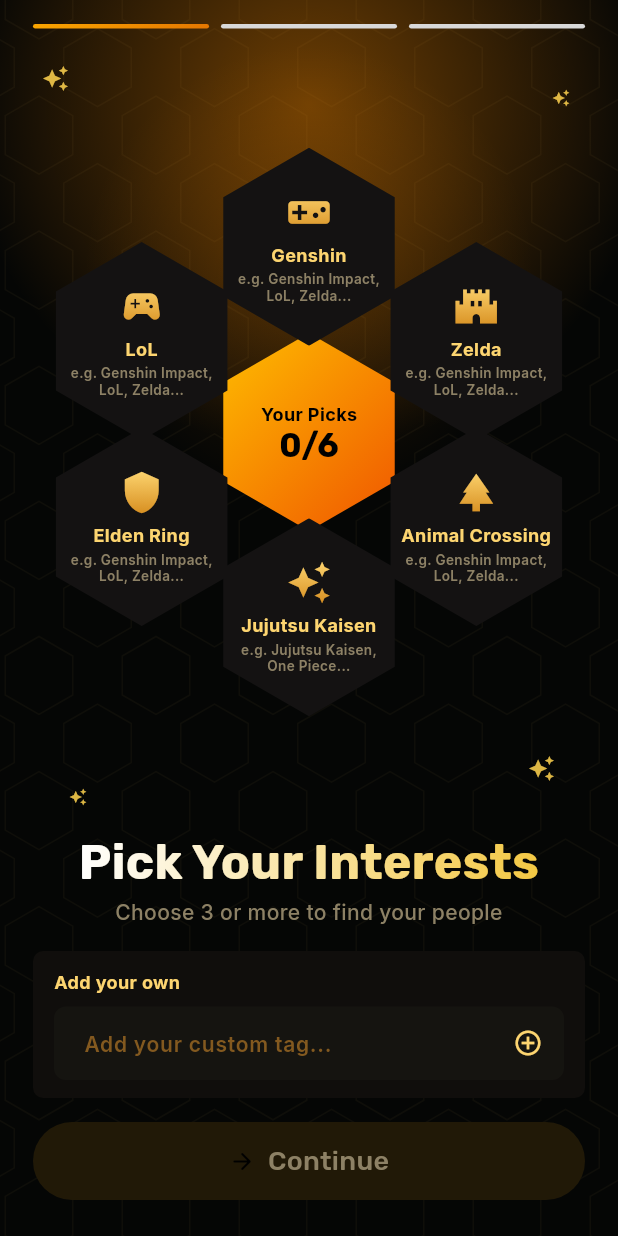
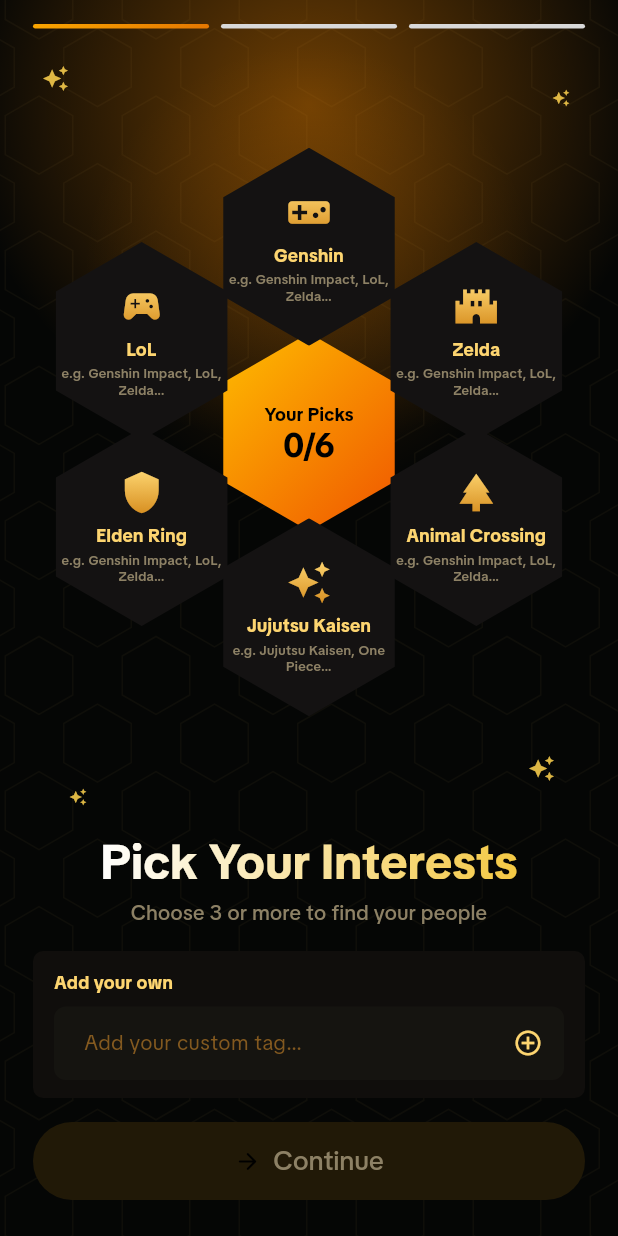
Before and after one commit to GuGuYou/GoogleConnectTheWorld, a Flutter app: the AvatarCustomizePage screen opened by its route, after a tap on "Save Avatar & Pick Interests", on a phone screen of 412 x 824 dp. Run offline on Flutter 3.47's test engine with Material 3 defaults, Android fonts, the phone set to English and light mode, and no system bars; our stand-ins replace flutter_animate, flutter_riverpod, geolocator, go_router, google_fonts, google_maps_flutter and 2 more; missing offline and left inert: dart:js_interop; accounts and stored records are empty; network calls fail.

Commit message:
Adopt real TikTok Sans (variable) as the display/brand font
The Figma redesign specs TikTok Display / TikTok Sans Display; bundle
the actual OFL variable font (wght 300-900, opsz/wdth/slnt) from the
TikTokSans source repo instead of the Rubik/Inter substitutes.

- assets/fonts/TikTokSans.ttf (+ OFL license), declared in pubspec
- AppTextStyles: single tt() builder on family "TikTok Sans"; weight
  driven by fontWeight so the variable wght axis maps correctly and
  call-site copyWith(fontWeight:) keeps working
- AppTheme: textTheme/appbar/input hint use TikTok Sans
- No explicit fontFamilyFallback: TikTok Sans has no CJK glyphs and the
  engine auto-fallback covers Chinese; naming unavailable families
  (PingFang SC on web) broke that chain and rendered tofu

Verified on flutter web: Latin renders in TikTok Sans at correct
weights; Chinese renders fully via fallback. onboarding_page keeps its
own google_fonts (out of redesign scope).

Co-Authored-By: Claude Fable 5 <noreply@anthropic.com>

```diff
--- a/lib/core/theme/app_text_styles.dart
+++ b/lib/core/theme/app_text_styles.dart
@@ -1,67 +1,61 @@
 import 'package:flutter/material.dart';
-import 'package:google_fonts/google_fonts.dart';
 
 import 'app_colors.dart';
 
-/// Figma spec fonts are TikTok Display / TikTok Sans Display (display) and
-/// PingFang SC (body) — neither ships via google_fonts, so we substitute
-/// Rubik (display) and Inter (body); CJK falls back to the system font.
+/// TikTok Sans (variable) is the Figma redesign's display/brand font.
+/// It has no CJK glyphs, so Chinese falls back to the system font.
+///
+/// The `wght` axis is driven by [TextStyle.fontWeight] (Flutter maps it to
+/// the variable axis), so `style.copyWith(fontWeight: …)` at call sites keeps
+/// working — no manual `fontVariations` that copyWith would fail to update.
 class AppTextStyles {
   AppTextStyles._();
 
-  static TextStyle display(BuildContext context) => GoogleFonts.rubik(
-        fontSize: 36,
-        fontWeight: FontWeight.w700,
-        color: AppColors.textPrimary,
-        height: 1.1,
-      );
+  static const String fontFamily = 'TikTok Sans';
 
-  static TextStyle h1 = GoogleFonts.rubik(
-    fontSize: 26,
-    fontWeight: FontWeight.w700,
-    color: AppColors.textPrimary,
-  );
+  static TextStyle tt({
+    required double size,
+    FontWeight weight = FontWeight.w400,
+    Color color = AppColors.textPrimary,
+    double? height,
+    double? letterSpacing,
+  }) {
+    // No explicit fontFamilyFallback: TikTok Sans has no CJK glyphs, and the
+    // engine's automatic fallback covers Chinese. Naming unavailable families
+    // (e.g. PingFang SC on web) breaks that chain and renders tofu.
+    return TextStyle(
+      fontFamily: fontFamily,
+      fontSize: size,
+      color: color,
+      height: height,
+      letterSpacing: letterSpacing,
+      fontWeight: weight,
+    );
+  }
 
-  static TextStyle h2 = GoogleFonts.rubik(
-    fontSize: 24,
-    fontWeight: FontWeight.w700,
-    color: AppColors.textPrimary,
-  );
+  static TextStyle display(BuildContext context) =>
+      tt(size: 36, weight: FontWeight.w700, height: 1.1);
 
-  static TextStyle title = GoogleFonts.inter(
-    fontSize: 16,
-    fontWeight: FontWeight.w700,
-    color: AppColors.textPrimary,
-  );
+  static TextStyle h1 = tt(size: 26, weight: FontWeight.w700);
 
-  static TextStyle body = GoogleFonts.inter(
-    fontSize: 14,
-    fontWeight: FontWeight.w500,
-    color: AppColors.textMuted,
-    height: 1.45,
-  );
+  static TextStyle h2 = tt(size: 24, weight: FontWeight.w700);
 
-  static TextStyle bodyStrong = GoogleFonts.inter(
-    fontSize: 14,
-    fontWeight: FontWeight.w700,
-    color: AppColors.textPrimary,
-  );
+  static TextStyle title = tt(size: 16, weight: FontWeight.w700);
 
-  static TextStyle caption = GoogleFonts.inter(
-    fontSize: 12,
-    fontWeight: FontWeight.w600,
-    color: AppColors.textMuted,
-  );
+  static TextStyle body =
+      tt(size: 14, weight: FontWeight.w500, color: AppColors.textMuted, height: 1.45);
 
-  static TextStyle number = GoogleFonts.rubik(
-    fontSize: 20,
-    fontWeight: FontWeight.w700,
-    color: AppColors.neonYellow,
-  );
+  static TextStyle bodyStrong = tt(size: 14, weight: FontWeight.w700);
 
-  static TextStyle button = GoogleFonts.rubik(
-    fontSize: 18,
-    fontWeight: FontWeight.w500,
+  static TextStyle caption =
+      tt(size: 12, weight: FontWeight.w600, color: AppColors.textMuted);
+
+  static TextStyle number =
+      tt(size: 20, weight: FontWeight.w700, color: AppColors.neonYellow);
+
+  static TextStyle button = tt(
+    size: 18,
+    weight: FontWeight.w500,
     letterSpacing: 0.2,
     color: AppColors.ctaText,
   );
```
Also changed, not shown: assets/fonts/TikTokSans-OFL.txt (added, +93 -0 lines), lib/core/theme/app_theme.dart (+7 -8 lines), pubspec.yaml (+7 -0 lines), assets/fonts/TikTokSans.ttf (added).
